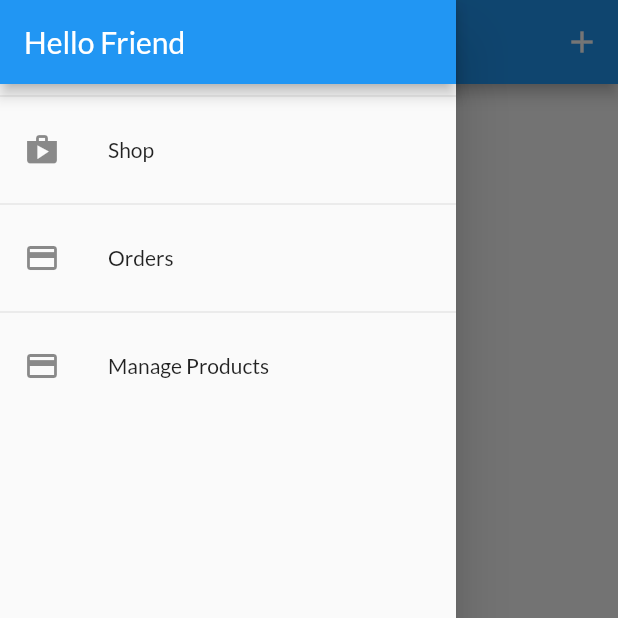
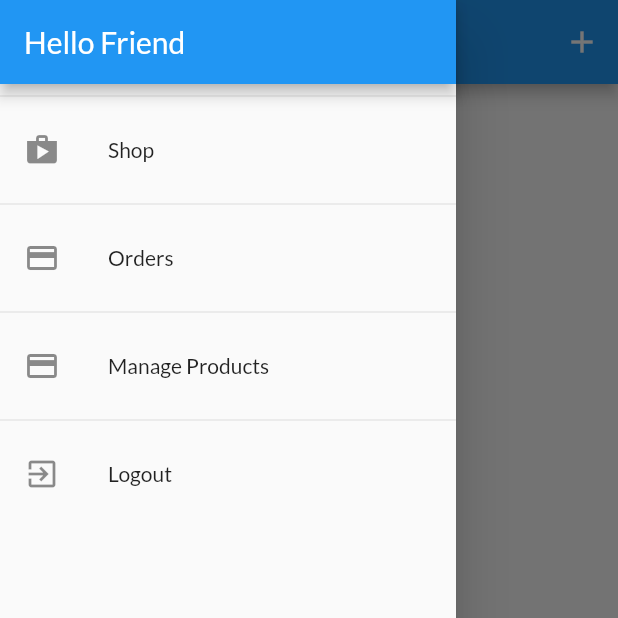
Before and after one commit to stevens34400/Flutter_IntroCourse, a Flutter app: the UserProductsScreen screen opened directly, with the side drawer open, on a phone screen of 412 x 824 dp, the top half of it. Run offline on Flutter 3.47's test engine with Material 2 defaults, Android fonts, the phone set to English and light mode, and no system bars; our stand-ins replace shared_preferences; accounts and stored records are empty; network calls fail.

Commit message:
finish shop app

```diff
--- a/shop_app/lib/providers/orders.dart
+++ b/shop_app/lib/providers/orders.dart
@@ -21,8 +21,9 @@
 class Orders with ChangeNotifier {
   List<OrderItem> _orders = [];
   final String authToken;
+  final String userId;
 
-  Orders(this.authToken, this._orders);
+  Orders(this.authToken, this.userId, this._orders);
 
   List<OrderItem> get orders {
     return [..._orders];
@@ -31,7 +32,7 @@
   Future<void> fetchAndSetOrders() async {
     var url = Uri.https(
       'shop-app-58796-default-rtdb.firebaseio.com',
-      '/orders.json',
+      '/orders/$userId.json',
       {'auth': authToken},
     );
     final response = await http.get(url);
@@ -62,7 +63,7 @@
   Future<void> addOrder(List<CartItem> cartProducts, double total) async {
     var url = Uri.https(
       'shop-app-58796-default-rtdb.firebaseio.com',
-      '/orders.json',
+      '/orders/$userId.json',
       {'auth': authToken},
     );
     final timeStamp = DateTime.now();
--- a/shop_app/lib/screens/user_products_screen.dart
+++ b/shop_app/lib/screens/user_products_screen.dart
@@ -11,12 +11,13 @@
 
   Future<void> _refreshProducts(BuildContext context) async {
     await Provider.of<ProductsProvider>(context, listen: false)
-        .fetchAndSetProducts();
+        .fetchAndSetProducts(true);
   }
 
   @override
   Widget build(BuildContext context) {
-    final productsData = Provider.of<ProductsProvider>(context);
+    // final productsData = Provider.of<ProductsProvider>(context);
+    print('loop');
     return Scaffold(
       drawer: AppDrawer(),
       appBar: AppBar(
@@ -30,9 +31,17 @@
           )
         ],
       ),
-      body: RefreshIndicator(
+      body: FutureBuilder(
+        future: _refreshProducts(context),
+        builder: (context, snapshot) =>
+            snapshot.connectionState == ConnectionState.waiting
+                ? Center(
+                    child: CircularProgressIndicator(),
+                  )
+                : RefreshIndicator(
                     onRefresh: () => _refreshProducts(context),
-        child: Padding(
+                    child: Consumer<ProductsProvider>(
+                      builder: (context, productsData, _) => Padding(
                         padding: const EdgeInsets.all(8.0),
                         child: ListView.builder(
                           itemCount: productsData.items.length,
@@ -47,6 +56,8 @@
                         ),
                       ),
                     ),
+                  ),
+      ),
     );
   }
 }
--- a/shop_app/lib/widgets/app_drawer.dart
+++ b/shop_app/lib/widgets/app_drawer.dart
@@ -1,4 +1,6 @@
 import 'package:flutter/material.dart';
+import 'package:provider/provider.dart';
+import 'package:shop_app/providers/auth.dart';
 import 'package:shop_app/screens/user_products_screen.dart';
 
 import '../screens/orders_screen.dart';
@@ -39,6 +41,16 @@
                   .pushReplacementNamed(UserProductsScreen.routeName);
             },
           ),
+          Divider(),
+          ListTile(
+            leading: Icon(Icons.exit_to_app),
+            title: Text('Logout'),
+            onTap: () {
+              Navigator.of(context).pop();
+              Navigator.of(context).pushReplacementNamed('/');
+              Provider.of<Auth>(context, listen: false).logout();
+            },
+          ),
         ],
       ),
     );
--- a/shop_app/pubspec.yaml
+++ b/shop_app/pubspec.yaml
@@ -26,6 +26,7 @@
   provider: ^5.0.0
   intl: ^0.15.8
   http: ^0.13.3
+  shared_preferences: ^2.0.6
 
 
   # The following adds the Cupertino Icons font to your application.
```
Also changed, not shown: shop_app/lib/main.dart (+12 -1 lines), shop_app/lib/providers/auth.dart (+55 -1 lines), shop_app/lib/providers/products_provider.dart (+20 -4 lines), shop_app/lib/screens/splash_screen.dart (added, +12 -0 lines), shop_app/pubspec.lock. Lines whose indentation alone changed are shown as unchanged.
